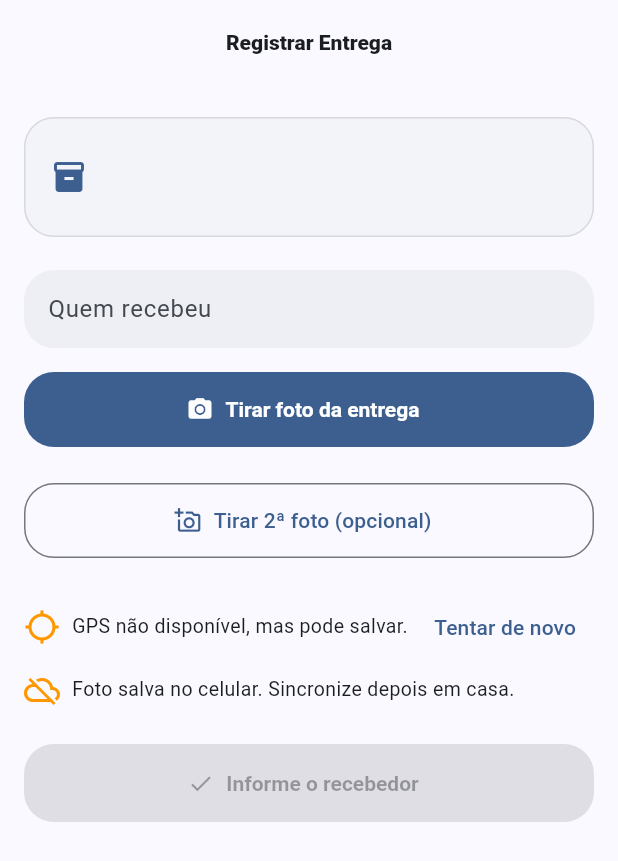
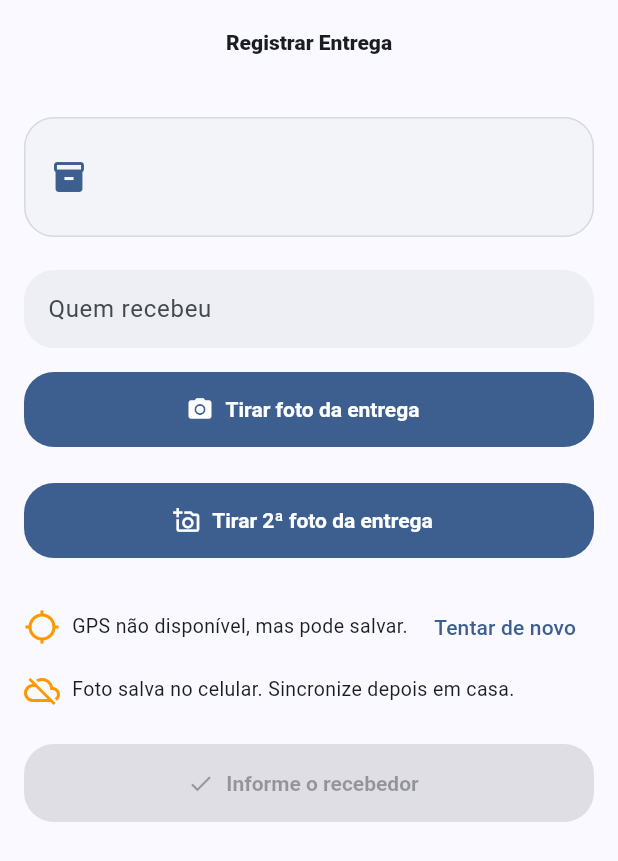
Before and after one commit to victorfs32/entrega_app, a Flutter app: the RegistrarEntregaPage screen opened directly with empty values, on a phone screen of 412 x 824 dp. Shown: the top 861 px of the screen. Run offline on Flutter 3.47's test engine with Material 3 defaults, Android fonts, the phone set to English and light mode, and no system bars; our stand-ins replace camera, cloud_firestore, dio, firebase_auth, firebase_core, flutter_image_compress and 5 more; missing offline and left inert: mobile_scanner; accounts and stored records are empty.

Commit message:
Torna a 2a foto obrigatoria e deixa a cobranca de assinatura desligavel
- Registrar Entrega agora exige as duas fotos antes de liberar
  "Confirmar Entrega" (antes a 2a foto era so opcional).
- AssinaturaGate e o selo de dias restantes na Home agora respeitam
  configuracoes/app.assinaturaAtiva (desligado por padrao), entao o
  bloqueio por assinatura so vale quando o admin ligar isso no
  dashboard.

Co-Authored-By: Claude Sonnet 5 <noreply@anthropic.com>

```diff
--- a/lib/RegistrarEntregaPage.dart
+++ b/lib/RegistrarEntregaPage.dart
@@ -114,6 +114,16 @@ class _RegistrarEntregaPageState extends State<RegistrarEntregaPage> {
       ScaffoldMessenger.of(context).showSnackBar(
         const SnackBar(
           content: Text('Tire a foto da entrega antes de salvar.'),
+          backgroundColor: Colors.red,
+        ),
+      );
+      return;
+    }
+
+    if (foto2 == null) {
+      ScaffoldMessenger.of(context).showSnackBar(
+        const SnackBar(
+          content: Text('Tire a 2ª foto da entrega antes de salvar.'),
           backgroundColor: Colors.red,
         ),
       );
@@ -245,8 +255,10 @@ class _RegistrarEntregaPageState extends State<RegistrarEntregaPage> {
   Widget build(BuildContext context) {
     final gpsOk = lat != null && lng != null;
 
-    final podeSalvar =
-        !salvando && nomeController.text.trim().isNotEmpty && foto != null;
+    final podeSalvar = !salvando &&
+        nomeController.text.trim().isNotEmpty &&
+        foto != null &&
+        foto2 != null;
 
     return Scaffold(
       appBar: AppBar(title: const Text("Registrar Entrega")),
@@ -311,11 +323,11 @@ class _RegistrarEntregaPageState extends State<RegistrarEntregaPage> {
             SizedBox(
               width: double.infinity,
               height: 50,
-              child: OutlinedButton.icon(
+              child: FilledButton.icon(
                 onPressed: salvando ? null : () => _tirarFoto(segunda: true),
                 icon: const Icon(Icons.add_a_photo_outlined),
                 label: Text(
-                  foto2 == null ? "Tirar 2ª foto (opcional)" : "Trocar 2ª foto",
+                  foto2 == null ? "Tirar 2ª foto da entrega" : "Trocar 2ª foto",
                 ),
               ),
             ),
@@ -415,6 +427,8 @@ class _RegistrarEntregaPageState extends State<RegistrarEntregaPage> {
                             ? "Informe o recebedor"
                             : foto == null
                             ? "Tire a foto da entrega"
+                            : foto2 == null
+                            ? "Tire a 2ª foto da entrega"
                             : "Confirmar Entrega",
                         style: const TextStyle(fontWeight: FontWeight.bold),
                       ),
--- a/pubspec.yaml
+++ b/pubspec.yaml
@@ -16,7 +16,7 @@ publish_to: 'none' # Remove this line if you wish to publish to pub.dev
 # https://developer.apple.com/library/archive/documentation/General/Reference/InfoPlistKeyReference/Articles/CoreFoundationKeys.html
 # In Windows, build-name is used as the major, minor, and patch parts
 # of the product and file versions while build-number is used as the build suffix.
-version: 1.0.11+16
+version: 1.0.12+17
 
 environment:
   sdk: ^3.12.1
```
Also changed, not shown: lib/assinatura_gate.dart (+23 -3 lines), lib/main.dart (+16 -1 lines).
